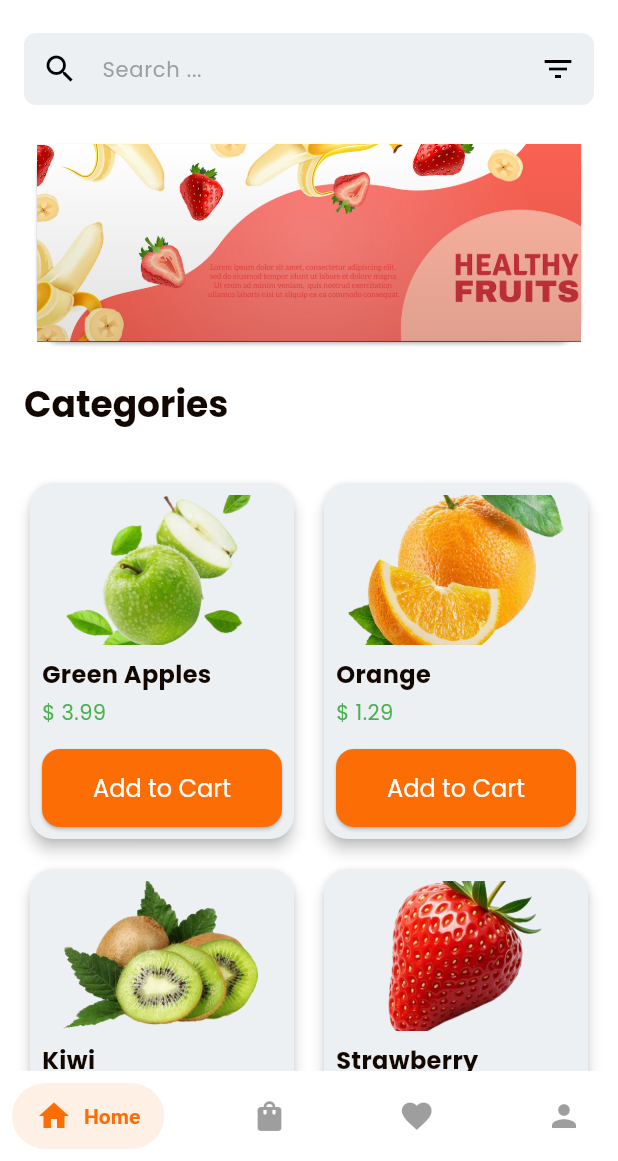
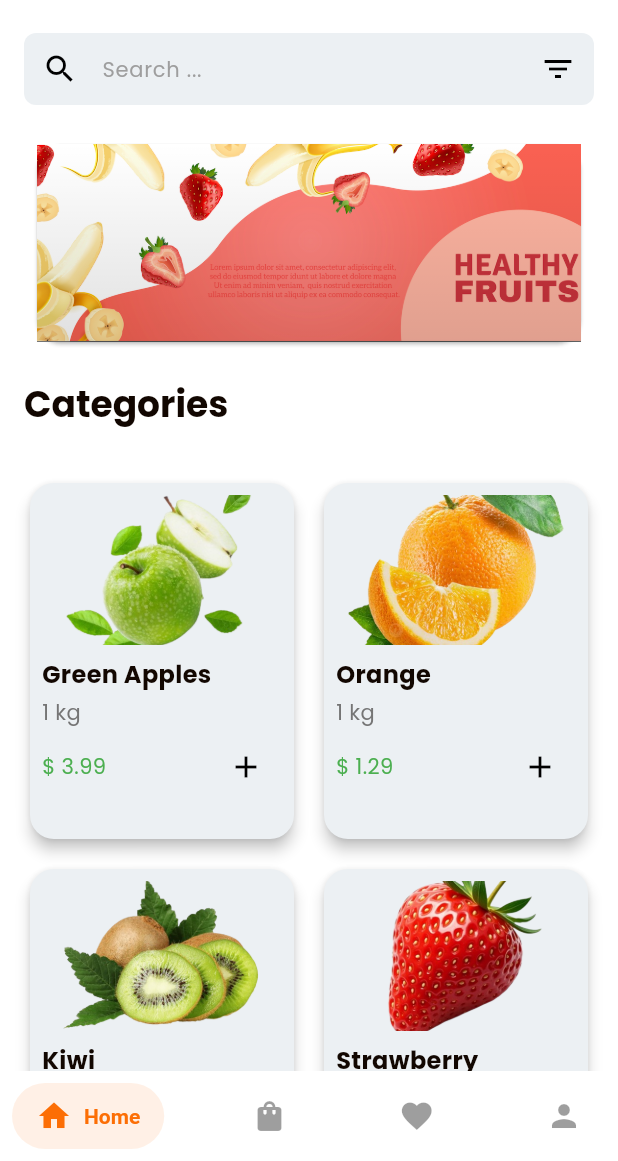
Before and after one commit to GitheTrunk/grocery, a Flutter app: the screen it shows after launch, on a phone screen of 412 x 824 dp, the part 75-1236 px from its top. Run offline on Flutter 3.47's test engine with Material 3 defaults, Android fonts, the light colour scheme and no system bars; drawn by our look-alikes of carousel_slider, salomon_bottom_bar; our stand-ins replace get, google_fonts.

Commit message:
update UI for card and add some change for add button

```diff
--- a/lib/views/home_screen.dart
+++ b/lib/views/home_screen.dart
@@ -62,21 +62,25 @@ class _HomeScreenState extends State<HomeScreen> {
                     'image': 'assets/images/products/green_apple.png',
                     'productName': 'Green Apples',
                     'productPrice': '3.99',
+                    'productUnit': '1 kg',
                   },
                   {
                     'image': 'assets/images/products/orange.png',
                     'productName': 'Orange',
                     'productPrice': '1.29',
+                    'productUnit': '1 kg',
                   },
                   {
                     'image': 'assets/images/products/kiwi.png',
                     'productName': 'Kiwi',
                     'productPrice': '2.49',
+                    'productUnit': '1 kg',
                   },
                   {
                     'image': 'assets/images/products/strawberry.png',
                     'productName': 'Strawberry',
                     'productPrice': '2.99',
+                    'productUnit': '1 kg',
                   },
                 ],
               ),
--- a/lib/widgets/product/product_card.dart
+++ b/lib/widgets/product/product_card.dart
@@ -4,6 +4,7 @@ class ProductCard extends StatelessWidget {
   final String image;
   final String productName;
   final String productPrice;
+  final String productUnit;
   final VoidCallback onAddToCart;
 
   const ProductCard({
@@ -11,6 +12,7 @@ class ProductCard extends StatelessWidget {
     required this.image,
     required this.productName,
     required this.productPrice,
+    required this.productUnit,
     required this.onAddToCart,
   });
 
@@ -40,21 +42,20 @@ class ProductCard extends StatelessWidget {
             ),
             const SizedBox(height: 4.0),
             Text(
-              '\$ $productPrice',
-              style: TextStyle(fontSize: 14, color: Colors.green),
+              productUnit,
+              style: TextStyle(fontSize: 14, color: Colors.grey[600]),
             ),
-            const Spacer(),
-            SizedBox(
-              width: double.infinity,
-              child: ElevatedButton(
-                onPressed: onAddToCart,
-                style: ElevatedButton.styleFrom(
-                  shape: RoundedRectangleBorder(
-                    borderRadius: BorderRadius.circular(12.0),
-                  ),
+            const SizedBox(height: 2.0),
+            Row(
+              mainAxisAlignment: MainAxisAlignment.spaceBetween,
+
+              children: [
+                Text(
+                  '\$ $productPrice',
+                  style: TextStyle(fontSize: 14, color: Colors.green),
                 ),
-                child: const Text('Add to Cart'),
-              ),
+                IconButton(onPressed: onAddToCart, icon: const Icon(Icons.add)),
+              ],
             ),
           ],
         ),
```
Also changed, not shown: lib/widgets/product/product_grid.dart (+11 -14 lines).
